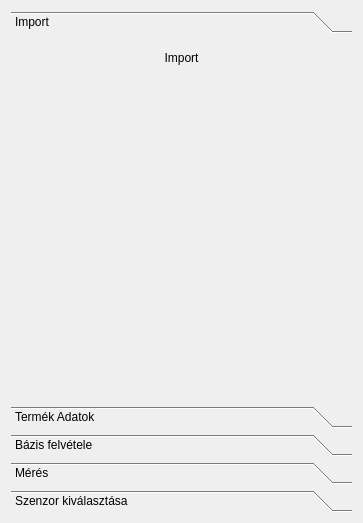
Before: the Qt Designer form UI/SurfSenseVertical.ui in ny-kristof/Sandbox, drawn with Qt 5.
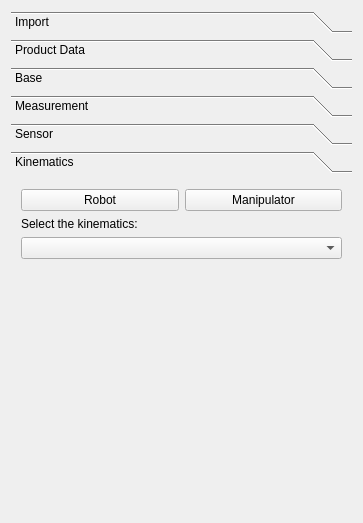
After: the same form once the commit is applied.

The edit to the form file:
```diff
--- a/UI/SurfSenseVertical.ui
+++ b/UI/SurfSenseVertical.ui
@@ -13,7 +13,7 @@
   <property name="minimumSize">
    <size>
     <width>0</width>
-    <height>400</height>
+    <height>0</height>
    </size>
   </property>
   <property name="windowTitle">
@@ -36,7 +36,7 @@
      <item>
       <widget class="QToolBox" name="toolBox">
        <property name="currentIndex">
-        <number>0</number>
+        <number>5</number>
        </property>
        <widget class="QWidget" name="Import">
         <property name="enabled">
@@ -47,7 +47,7 @@
           <x>0</x>
           <y>0</y>
           <width>343</width>
-          <height>353</height>
+          <height>323</height>
          </rect>
         </property>
         <property name="styleSheet">
@@ -121,7 +121,7 @@
          </rect>
         </property>
         <attribute name="label">
-         <string>Termék Adatok</string>
+         <string>Product Data</string>
         </attribute>
         <layout class="QFormLayout" name="formLayout_3">
          <item row="0" column="1">
@@ -187,7 +187,7 @@
          </rect>
         </property>
         <attribute name="label">
-         <string>Bázis felvétele</string>
+         <string>Base</string>
         </attribute>
         <layout class="QFormLayout" name="formLayout">
          <property name="fieldGrowthPolicy">
@@ -212,7 +212,7 @@
          </rect>
         </property>
         <attribute name="label">
-         <string>Mérés</string>
+         <string>Measurement</string>
         </attribute>
         <layout class="QGridLayout" name="gridLayout_4">
          <item row="1" column="0">
@@ -264,31 +264,148 @@
          </rect>
         </property>
         <attribute name="label">
-         <string>Szenzor kiválasztása</string>
+         <string>Sensor</string>
         </attribute>
-        <layout class="QGridLayout" name="gridLayout_3">
-         <item row="0" column="0">
-          <widget class="QComboBox" name="comboBox">
-           <property name="placeholderText">
-            <string>Szenzor kiválasztása...</string>
-           </property>
-          </widget>
-         </item>
-         <item row="1" column="0">
-          <spacer name="verticalSpacer">
-           <property name="orientation">
-            <enum>Qt::Orientation::Vertical</enum>
-           </property>
-           <property name="sizeHint" stdset="0">
-            <size>
-             <width>20</width>
-             <height>40</height>
-            </size>
-           </property>
-          </spacer>
+        <layout class="QHBoxLayout" name="horizontalLayout">
+         <property name="sizeConstraint">
+          <enum>QLayout::SizeConstraint::SetFixedSize</enum>
+         </property>
+         <item>
+          <layout class="QGridLayout" name="gridLayout_7">
+           <item row="2" column="2">
+            <widget class="QToolButton" name="AddSensor">
+             <property name="styleSheet">
+              <string notr="true">border: 1px solid black;</string>
+             </property>
+             <property name="text">
+              <string/>
+             </property>
+            </widget>
+           </item>
+           <item row="2" column="0">
+            <widget class="QComboBox" name="SensorCombobox">
+             <property name="placeholderText">
+              <string>Select the sensor...</string>
+             </property>
+            </widget>
+           </item>
+           <item row="3" column="0">
+            <spacer name="verticalSpacer_4">
+             <property name="orientation">
+              <enum>Qt::Orientation::Vertical</enum>
+             </property>
+             <property name="sizeHint" stdset="0">
+              <size>
+               <width>20</width>
+               <height>40</height>
+              </size>
+             </property>
+            </spacer>
+           </item>
+           <item row="1" column="0">
+            <widget class="QLabel" name="label_5">
+             <property name="text">
+              <string>Select sensor:</string>
+             </property>
+            </widget>
+           </item>
+          </layout>
          </item>
         </layout>
        </widget>
+       <widget class="QWidget" name="Kinematics">
+        <property name="enabled">
+         <bool>true</bool>
+        </property>
+        <property name="geometry">
+         <rect>
+          <x>0</x>
+          <y>0</y>
+          <width>343</width>
+          <height>323</height>
+         </rect>
+        </property>
+        <property name="styleSheet">
+         <string notr="true"/>
+        </property>
+        <attribute name="label">
+         <string>Kinematics</string>
+        </attribute>
+        <widget class="QWidget" name="gridLayoutWidget">
+         <property name="geometry">
+          <rect>
+           <x>10</x>
+           <y>10</y>
+           <width>321</width>
+           <height>311</height>
+          </rect>
+         </property>
+         <layout class="QGridLayout" name="gridLayout_3">
+          <item row="0" column="0">
+           <widget class="QPushButton" name="RobotButton">
+            <property name="text">
+             <string>Robot</string>
+            </property>
+            <property name="checkable">
+             <bool>true</bool>
+            </property>
+            <property name="flat">
+             <bool>false</bool>
+            </property>
+           </widget>
+          </item>
+          <item row="0" column="1">
+           <widget class="QPushButton" name="ManipulatorButton">
+            <property name="text">
+             <string>Manipulator</string>
+            </property>
+            <property name="checkable">
+             <bool>true</bool>
+            </property>
+            <property name="checked">
+             <bool>false</bool>
+            </property>
+            <property name="flat">
+             <bool>false</bool>
+            </property>
+           </widget>
+          </item>
+          <item row="8" column="1">
+           <spacer name="verticalSpacer_7">
+            <property name="orientation">
+             <enum>Qt::Orientation::Vertical</enum>
+            </property>
+            <property name="sizeHint" stdset="0">
+             <size>
+              <width>20</width>
+              <height>40</height>
+             </size>
+            </property>
+           </spacer>
+          </item>
+          <item row="7" column="0" colspan="2">
+           <widget class="QComboBox" name="comboBox">
+            <property name="placeholderText">
+             <string>Select the kinematics</string>
+            </property>
+           </widget>
+          </item>
+          <item row="6" column="0" colspan="2">
+           <widget class="QLabel" name="label_2">
+            <property name="layoutDirection">
+             <enum>Qt::LayoutDirection::LeftToRight</enum>
+            </property>
+            <property name="text">
+             <string>Select the kinematics:</string>
+            </property>
+            <property name="alignment">
+             <set>Qt::AlignmentFlag::AlignLeading|Qt::AlignmentFlag::AlignLeft|Qt::AlignmentFlag::AlignVCenter</set>
+            </property>
+           </widget>
+          </item>
+         </layout>
+        </widget>
+       </widget>
       </widget>
      </item>
     </layout>
```
Left out of the diff: 259 changed lines with no effect on the pictures.
